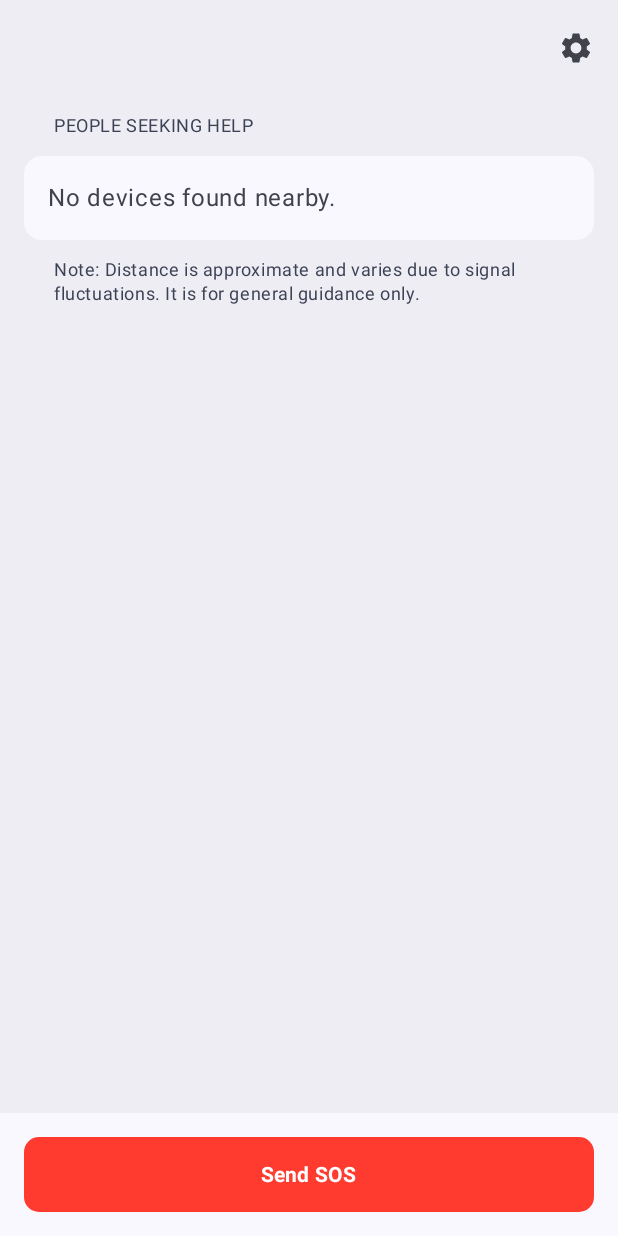
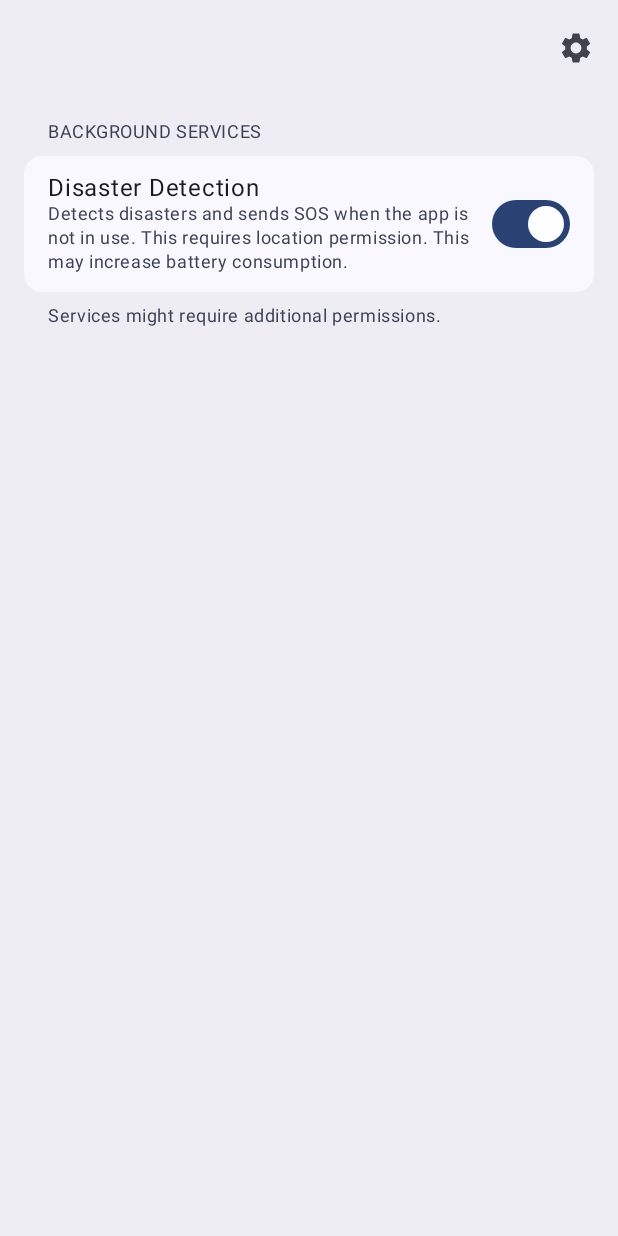
Before and after one commit to igatha/flare-gun, an Android app built with Jetpack Compose: the screen it shows after launch (MainActivity), after a tap on "Settings", on a phone screen of 412 x 824 dp. Run offline under Robolectric (Android 15) with nearby library versions, the light colour scheme and no system bars.

Commit message:
android: Add remaining screens
1. Adds SettingsView
2. Adds DeviceDetailView
3. Abstracts Section code
4. Adds navigation
5. Adds parcing of device

```diff
--- /dev/null
+++ b/Android/app/src/main/java/me/nizarmah/igatha/ui/component/Section.kt
@@ -0,0 +1,73 @@
+package me.nizarmah.igatha.ui.component
+
+import androidx.compose.foundation.layout.Arrangement
+import androidx.compose.foundation.layout.Column
+import androidx.compose.foundation.layout.Row
+import androidx.compose.foundation.layout.RowScope
+import androidx.compose.foundation.layout.fillMaxWidth
+import androidx.compose.foundation.layout.padding
+import androidx.compose.material3.MaterialTheme
+import androidx.compose.material3.Surface
+import androidx.compose.material3.Text
+import androidx.compose.runtime.Composable
+import androidx.compose.ui.Alignment
+import androidx.compose.ui.Modifier
+import androidx.compose.ui.unit.dp
+
+@Composable
+fun Section(
+    header: String,
+    footer: String,
+    content: @Composable () -> Unit,
+) {
+    Column(modifier = Modifier.padding(vertical = 8.dp)) {
+        SectionHeader(text = header)
+
+        Surface(
+            color = MaterialTheme.colorScheme.surface,
+            shape = MaterialTheme.shapes.medium,
+            modifier = Modifier.padding(horizontal = 16.dp)
+        ) {
+            Column {
+                content()
+            }
+        }
+
+        SectionFooter(text = footer)
+    }
+}
+
+@Composable
+fun SectionHeader(text: String) {
+    Text(
+        text = text.uppercase(),
+        style = MaterialTheme.typography.bodySmall,
+        color = MaterialTheme.colorScheme.secondary,
+        modifier = Modifier.padding(horizontal = 32.dp, vertical = 8.dp)
+    )
+}
+
+@Composable
+fun SectionFooter(text: String) {
+    Text(
+        text = text,
+        style = MaterialTheme.typography.bodySmall,
+        color = MaterialTheme.colorScheme.secondary,
+        modifier = Modifier.padding(horizontal = 32.dp, vertical = 8.dp)
+    )
+}
+
+@Composable
+fun SectionItem(
+    content: @Composable RowScope.() -> Unit
+) {
+    Row(
+        modifier = Modifier
+            .fillMaxWidth()
+            .padding(horizontal = 16.dp, vertical = 12.dp),
+        verticalAlignment = Alignment.CenterVertically,
+        horizontalArrangement = Arrangement.SpaceBetween
+    ) {
+        content()
+    }
+}
--- a/Android/app/src/main/java/me/nizarmah/igatha/ui/view/ContentView.kt
+++ b/Android/app/src/main/java/me/nizarmah/igatha/ui/view/ContentView.kt
@@ -1,8 +1,7 @@
 package me.nizarmah.igatha.ui.view
 
-import androidx.compose.foundation.layout.Box
-import androidx.compose.foundation.layout.Column
-import androidx.compose.foundation.layout.Spacer
+import androidx.compose.foundation.layout.*
+import androidx.compose.foundation.layout.PaddingValues
 import androidx.compose.foundation.layout.fillMaxSize
 import androidx.compose.foundation.layout.fillMaxWidth
 import androidx.compose.foundation.layout.height
@@ -21,11 +20,19 @@ import androidx.compose.ui.unit.dp
 import me.nizarmah.igatha.ui.theme.Gray
 import me.nizarmah.igatha.ui.theme.IgathaTheme
 import me.nizarmah.igatha.ui.theme.Red
+import androidx.navigation.compose.NavHost
+import androidx.navigation.compose.composable
+import androidx.navigation.compose.rememberNavController
+import androidx.navigation.NavType
+import androidx.navigation.navArgument
+import com.google.gson.Gson
+import me.nizarmah.igatha.model.Device
 
 @OptIn(ExperimentalMaterial3Api::class)
 @Composable
 fun ContentView() {
-    // TODO: Initialize your ViewModel here when ready
+    val navController = rememberNavController()
+    val gson = remember { Gson() }
 
     Scaffold(
         topBar = {
@@ -33,7 +40,7 @@ fun ContentView() {
                 title = {},
                 actions = {
                     IconButton(onClick = {
-                        // TODO: Implement navigation to SettingsView
+                        navController.navigate("settings")
                     }) {
                         Icon(
                             imageVector = Icons.Default.Settings,
@@ -45,8 +52,44 @@ fun ContentView() {
                     containerColor = MaterialTheme.colorScheme.surfaceContainer
                 )
             )
-        },
-        content = { paddingValues ->
+        }
+    ) { paddingValues ->
+        NavHost(navController = navController, startDestination = "home") {
+            composable("home") {
+                HomeContent(
+                    paddingValues = paddingValues,
+                    onDeviceClick = { device ->
+                        val deviceJson = gson.toJson(device)
+                        navController.navigate("device_detail/${deviceJson}")
+                    }
+                )
+            }
+            composable("settings") {
+                SettingsView(
+                    onBackClick = {
+                        // TODO: Add logic
+                    }
+                )
+            }
+            composable(
+                route = "device_detail/{deviceJson}",
+                arguments = listOf(navArgument("deviceJson") { type = NavType.StringType })
+            ) { backStackEntry ->
+                val deviceJson = backStackEntry.arguments?.getString("deviceJson")
+                val device = gson.fromJson(deviceJson, Device::class.java)
+                DeviceDetailView(device, onBackClick = {
+                    // TODO: Add logic
+                })
+            }
+        }
+    }
+}
+
+@Composable
+fun HomeContent(
+    paddingValues: PaddingValues,
+    onDeviceClick: (Device) -> Unit
+) {
     Column(
         modifier = Modifier
             .padding(paddingValues)
@@ -57,10 +100,11 @@ fun ContentView() {
                 .weight(1f)
                 .fillMaxWidth()
         ) {
-                    DeviceListView(devices = emptyList())
+            DeviceListView(
+                devices = emptyList(), // Replace with actual device list when available
+                onDeviceClick = onDeviceClick
+            )
         }
-
-                Spacer(modifier = Modifier)
 
         SOSButton(
             isSOSAvailable = true,
@@ -70,8 +114,6 @@ fun ContentView() {
             }
         )
     }
-        }
-    )
 }
 
 @Composable
--- a/Android/app/src/main/java/me/nizarmah/igatha/ui/view/DeviceListView.kt
+++ b/Android/app/src/main/java/me/nizarmah/igatha/ui/view/DeviceListView.kt
@@ -9,34 +9,23 @@ import androidx.compose.ui.Modifier
 import androidx.compose.ui.tooling.preview.Preview
 import androidx.compose.ui.unit.dp
 import me.nizarmah.igatha.model.Device
+import me.nizarmah.igatha.ui.component.Section
 import me.nizarmah.igatha.ui.theme.IgathaTheme
 import java.util.Date
 import java.util.UUID
 
 @Composable
-fun DeviceListView(devices: List<Device>) {
+fun DeviceListView(devices: List<Device>, onDeviceClick: (Device) -> Unit) {
     LazyColumn(
-        contentPadding = PaddingValues(horizontal = 16.dp, vertical = 8.dp),
-        verticalArrangement = Arrangement.spacedBy(8.dp),
         modifier = Modifier
             .fillMaxSize()
             .background(MaterialTheme.colorScheme.surfaceContainer)
     ) {
         item {
-            Text(
-                "PEOPLE SEEKING HELP",
-                style = MaterialTheme.typography.bodySmall,
-                color = MaterialTheme.colorScheme.secondary,
-                modifier = Modifier.padding(vertical = 4.dp, horizontal = 20.dp)
-            )
-        }
-
-        item {
-            Surface(
-                shape = MaterialTheme.shapes.medium,
-                color = MaterialTheme.colorScheme.surface
+            Section (
+                header = "People seeking help",
+                footer = "Note: Distance is approximate and varies due to signal fluctuations. It is for general guidance only."
             ) {
-                Column(modifier = Modifier.fillMaxWidth()) {
                 if (devices.isEmpty()) {
                     Text(
                         "No devices found nearby.",
@@ -49,9 +38,7 @@ fun DeviceListView(devices: List<Device>) {
                     devices.forEachIndexed { index, device ->
                         DeviceRowView(
                             device = device,
-                                onClick = {
-                                    // TODO: Implement navigation to DeviceDetailView
-                                }
+                            onClick = { onDeviceClick(device) }
                         )
 
                         if (index < devices.size - 1) {
@@ -67,16 +54,6 @@ fun DeviceListView(devices: List<Device>) {
             }
         }
     }
-
-        item {
-            Text(
-                "Note: Distance is approximate and varies due to signal fluctuations. It is for general guidance only.",
-                style = MaterialTheme.typography.bodySmall,
-                color = MaterialTheme.colorScheme.secondary,
-                modifier = Modifier.padding(vertical = 4.dp, horizontal = 20.dp)
-            )
-        }
-    }
 }
 
 @Composable
@@ -90,6 +67,8 @@ fun DeviceListViewPreview() {
     )
 
     IgathaTheme {
-        DeviceListView(devices = mockDevices)
+        DeviceListView(devices = mockDevices) {
+            // TODO: Implement navigation to DeviceDetailView
         }
     }
+}
--- /dev/null
+++ b/Android/app/src/main/java/me/nizarmah/igatha/ui/view/SettingsView.kt
@@ -0,0 +1,90 @@
+package me.nizarmah.igatha.ui.view
+
+import androidx.compose.foundation.background
+import androidx.compose.foundation.layout.Column
+import androidx.compose.foundation.layout.Spacer
+import androidx.compose.foundation.layout.fillMaxSize
+import androidx.compose.foundation.layout.padding
+import androidx.compose.foundation.lazy.LazyColumn
+import androidx.compose.material.icons.Icons
+import androidx.compose.material.icons.automirrored.sharp.ArrowBack
+import androidx.compose.material3.ExperimentalMaterial3Api
+import androidx.compose.material3.MaterialTheme
+import androidx.compose.material3.Switch
+import androidx.compose.material3.Text
+import androidx.compose.material3.TopAppBar
+import androidx.compose.material3.TopAppBarDefaults
+import androidx.compose.runtime.Composable
+import androidx.compose.ui.Modifier
+import androidx.compose.ui.tooling.preview.Preview
+import androidx.compose.ui.unit.dp
+import me.nizarmah.igatha.ui.theme.IgathaTheme
+import androidx.compose.material3.IconButton
+import androidx.compose.material3.Icon
+import me.nizarmah.igatha.ui.component.Section
+import me.nizarmah.igatha.ui.component.SectionItem
+
+@OptIn(ExperimentalMaterial3Api::class)
+@Composable
+fun SettingsView(onBackClick: () -> Unit) {
+    Column(
+        modifier = Modifier
+            .fillMaxSize()
+            .background(MaterialTheme.colorScheme.surfaceContainer)
+    ) {
+        TopAppBar(
+            title = { Text("Settings") },
+            navigationIcon = {
+                IconButton(onClick = onBackClick) {
+                    Icon(
+                        imageVector = Icons.AutoMirrored.Sharp.ArrowBack,
+                        contentDescription = "Go back"
+                    )
+                }
+            },
+            colors = TopAppBarDefaults.topAppBarColors(
+                containerColor = MaterialTheme.colorScheme.surfaceContainer
+            )
+        )
+        LazyColumn {
+            item {
+                Section (
+                    header = "Background services",
+                    footer = "Services might require additional permissions."
+                ) {
+                    SectionItem {
+                        Column(modifier = Modifier.weight(1f)) {
+                            Text(
+                                text = "Disaster Detection",
+                                style = MaterialTheme.typography.bodyLarge
+                            )
+
+                            Text(
+                                text = "Detects disasters and sends SOS when the app is not in use. This requires location permission. This may increase battery consumption.",
+                                style = MaterialTheme.typography.bodySmall,
+                                color = MaterialTheme.colorScheme.secondary
+                            )
+                        }
+
+                        Spacer(modifier = Modifier.padding(2.dp))
+
+                        Switch(
+                            checked = true,
+                            onCheckedChange = {
+                                // TODO: Add view model logic
+                            }
+                        )
+                    }
+                }
+            }
+        }
+    }
+}
+
+@Preview(showBackground = true)
+@Composable
+fun SettingsViewPreview() {
+    IgathaTheme {
+        SettingsView(onBackClick = {})
+    }
+}
--- a/Android/gradle/libs.versions.toml
+++ b/Android/gradle/libs.versions.toml
@@ -1,5 +1,6 @@
 [versions]
 agp = "8.7.1"
+gson = "2.10.1"
 kotlin = "2.0.0"
 coreKtx = "1.13.1"
 junit = "4.13.2"
@@ -7,10 +8,13 @@ junitVersion = "1.2.1"
 espressoCore = "3.6.1"
 lifecycleRuntimeKtx = "2.8.6"
 activityCompose = "1.9.3"
+navigationCompose = "2.8.3"
 composeBom = "2024.04.01"
 
 [libraries]
 androidx-core-ktx = { group = "androidx.core", name = "core-ktx", version.ref = "coreKtx" }
+androidx-navigation-compose = { module = "androidx.navigation:navigation-compose", version.ref = "navigationCompose" }
+gson = { module = "com.google.code.gson:gson", version.ref = "gson" }
 junit = { group = "junit", name = "junit", version.ref = "junit" }
 androidx-junit = { group = "androidx.test.ext", name = "junit", version.ref = "junitVersion" }
 androidx-espresso-core = { group = "androidx.test.espresso", name = "espresso-core", version.ref = "espressoCore" }
```
Also changed, not shown: Android/app/build.gradle.kts (+7 -0 lines), Android/app/src/main/java/me/nizarmah/igatha/model/Device.kt (+19 -11 lines), Android/app/src/main/java/me/nizarmah/igatha/ui/view/DeviceDetailView.kt (added, +178 -0 lines). Lines whose indentation alone changed are shown as unchanged.
